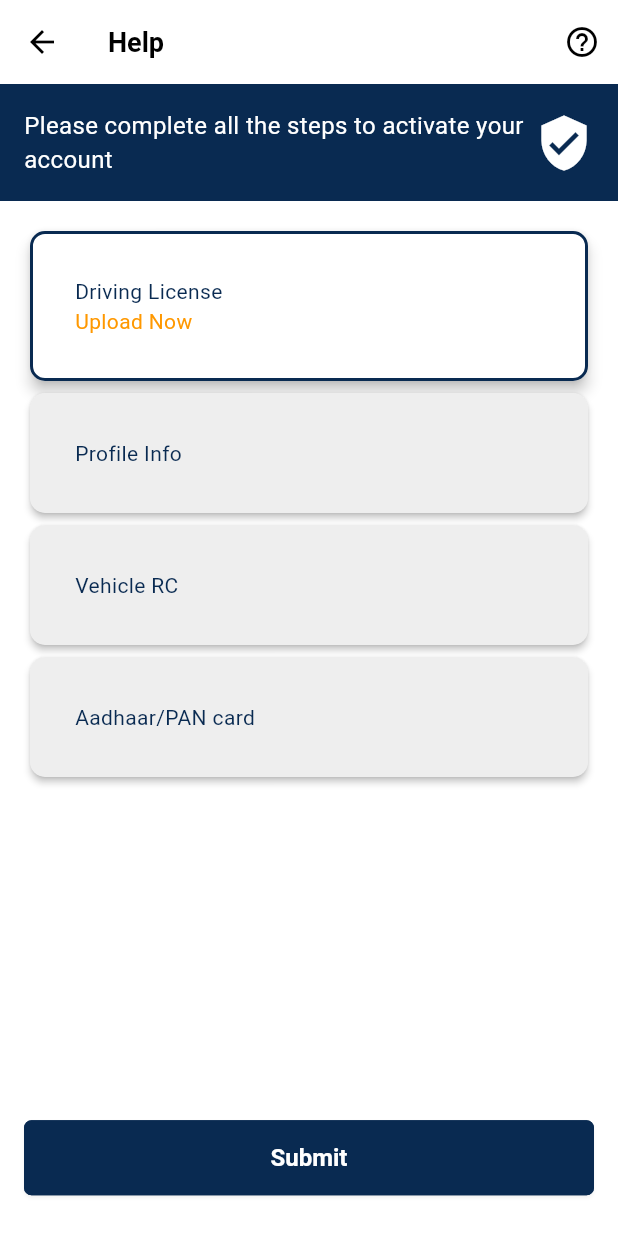
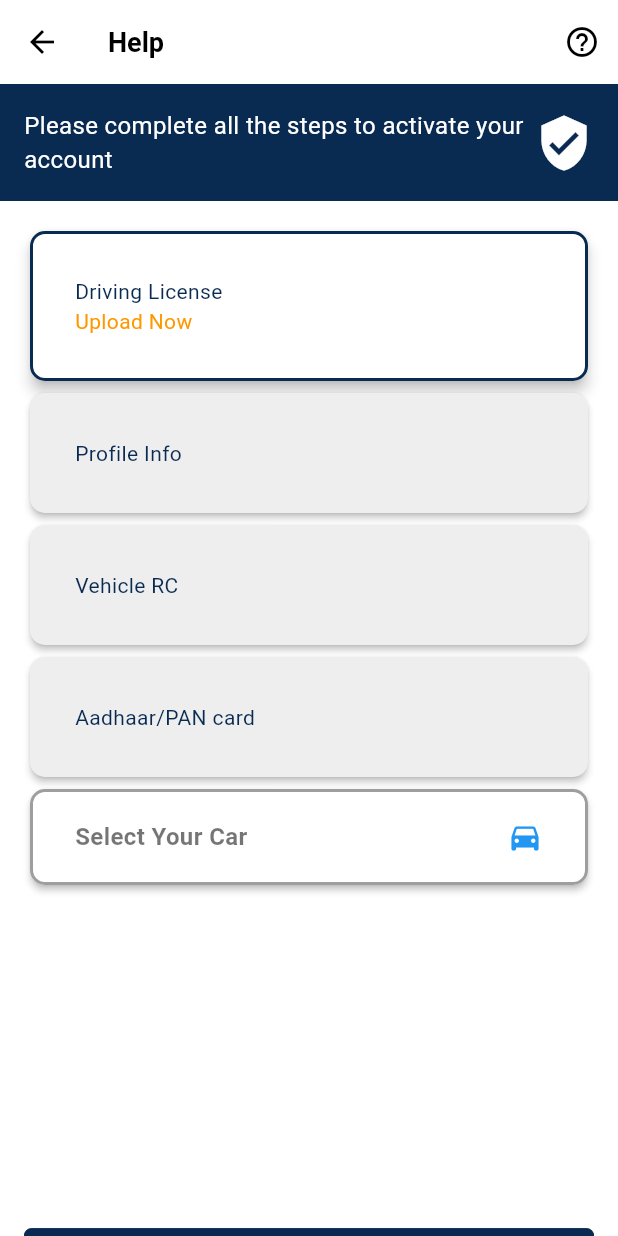
Before and after one commit to princeGithub999/Tripto-Driver, a Flutter app: the FormFillupScreen screen opened directly, on a phone screen of 412 x 824 dp. Run offline on Flutter 3.47's test engine with Material 3 defaults, Android fonts, the phone set to English and light mode, and no system bars; our stand-ins replace cloud_firestore, firebase_auth, firebase_core, firebase_storage, fluttertoast, geolocator and 9 more; accounts and stored records are empty.

Commit message:
remove some code

```diff
--- a/lib/utils/helpers/helper_functions.dart
+++ b/lib/utils/helpers/helper_functions.dart
@@ -38,7 +38,7 @@ class AppHelperFunctions {
 
     Timer(
       Duration(seconds: 3), () {
-     Provider.of<AuthProviderIn>(context,listen: false).checkLoginStatus();
+     Provider.of<AuthProviderIn>(context,listen: false).checkLoginStatus(context);
        },
     );
   }
--- a/lib/view/screen/profile_details_screen/form_fillup_screen.dart
+++ b/lib/view/screen/profile_details_screen/form_fillup_screen.dart
@@ -6,8 +6,7 @@ import 'package:tripto_driver/utils/constants/colors.dart';
 import 'package:tripto_driver/utils/helpers/helper_functions.dart';
 import 'package:tripto_driver/view_model/provider/auth_provider_in/auth_provider.dart';
 import 'package:tripto_driver/view_model/provider/from_provider/licence_provider.dart';
-
-
+import 'package:tripto_driver/view/screen/profile_details_screen/select_car.dart';
 
 class FormFillupScreen extends StatelessWidget {
   const FormFillupScreen({super.key});
@@ -25,7 +24,8 @@ class FormFillupScreen extends StatelessWidget {
             Navigator.pop(context);
           },
         ),
-        title: const Text("Help",
+        title: const Text(
+          "Help",
           style: TextStyle(color: Colors.black, fontWeight: FontWeight.bold),
         ),
         actions: [
@@ -67,6 +67,7 @@ class FormFillupScreen extends StatelessWidget {
                         _uploadCard(context, provider, "Profile Info"),
                         _uploadCard(context, provider, "Vehicle RC"),
                         _uploadCard(context, provider, "Aadhaar/PAN card"),
+                        _selectCarCard(context),
 
                         SizedBox(height: size.height * 0.2 + 60),
                         Consumer<FromProvider>(
@@ -78,8 +79,7 @@ class FormFillupScreen extends StatelessWidget {
                                 minimumSize: const Size(double.infinity, 50),
                               ),
                               onPressed: () {
-
-                                if(value.isDocumentFormComplete){
+                                if (value.isDocumentFormComplete) {
                                   var data = DriverDataModel(
                                     driverName: value.driverBankName.text,
                                     driverPhoneNumber: int.parse(value.driverPhone.text),
@@ -90,20 +90,26 @@ class FormFillupScreen extends StatelessWidget {
                                     driverAccountNumber: value.driverAccountNumber.text,
                                     driverIfscCode: value.driverIFSCCode.text,
                                     driverUpiCode: value.driverUPIID.text,
-                                      dlNumber: value.dlNumberContro.text);
+                                    dlNumber: value.dlNumberContro.text,
+                                  );
                                   authProvider.saveProfileData(data);
-                                }else{
+                                } else {
                                   AppHelperFunctions.showSnackBar('Please fill in all required fields!');
                                 }
-
                               },
-                              child: authProvider.isLoding ? CircularProgressIndicator(backgroundColor: Colors.white,
-
-                              ): const Text("Submit",style: TextStyle(color: Colors.white,fontWeight: FontWeight.bold,fontSize: AppSizes.buttomTextSize),),
+                              child: authProvider.isLoding
+                                  ? CircularProgressIndicator(backgroundColor: Colors.white)
+                                  : const Text(
+                                "Submit",
+                                style: TextStyle(
+                                  color: Colors.white,
+                                  fontWeight: FontWeight.bold,
+                                  fontSize: AppSizes.buttomTextSize,
+                                ),
+                              ),
                             );
                           },
                         ),
-
                       ],
                     );
                   },
@@ -135,7 +141,7 @@ class FormFillupScreen extends StatelessWidget {
             children: [
               Text(
                 title,
-                    style: TextStyle(color: isSelected ? AppColors.blue900 : AppColors.blue900),
+                style: TextStyle(color: AppColors.blue900),
               ),
               if (isSelected)
                 const Text(
@@ -148,4 +154,47 @@ class FormFillupScreen extends StatelessWidget {
       ),
     );
   }
+
+  Widget _selectCarCard(BuildContext context) {
+    return Consumer<FromProvider>(
+      builder: (context, carProvider, child) {
+        return GestureDetector(
+          onTap: () {
+            Navigator.push(
+              context,
+              MaterialPageRoute(builder: (context) => const SelectCar()),
+            );
+          },
+          child: Card(
+            elevation: 2,
+            shape: RoundedRectangleBorder(
+              borderRadius: BorderRadius.circular(10),
+              side: BorderSide(
+                color: carProvider?.selectedCar != null ? AppColors.blue900 : Colors.grey,
+                width: 2,
+              ),
+            ),
+            color: Colors.white,
+            child: Padding(
+              padding: const EdgeInsets.symmetric(vertical: 20, horizontal: 30),
+              child: Row(
+                mainAxisAlignment: MainAxisAlignment.spaceBetween,
+                children: [
+                  Text(
+                    carProvider.selectedCar ?? "Select Your Car",
+                    style: TextStyle(
+                      color: carProvider.selectedCar != null ? AppColors.blue900 : Colors.black54,
+                      fontSize: 16,
+                      fontWeight: FontWeight.bold,
+                    ),
+                  ),
+                  const Icon(Icons.directions_car, color: Colors.blue, size: 24),
+                ],
+              ),
+            ),
+          ),
+        );
+      },
+    );
   }
+}
--- a/lib/view/screen/profile_details_screen/vehicle_rc.dart
+++ b/lib/view/screen/profile_details_screen/vehicle_rc.dart
@@ -79,8 +79,6 @@ class VehicleRc extends StatelessWidget {
   Widget _buildSubmitButton(FromProvider provider, BuildContext context) {
     return ElevatedButton(
         onPressed: () async {
-
-
           var check = await provider.checkRcFeald();
           if(check){
             Fluttertoast.showToast(msg: 'hello');
--- a/lib/view_model/provider/from_provider/licence_provider.dart
+++ b/lib/view_model/provider/from_provider/licence_provider.dart
@@ -12,6 +12,26 @@ import '../../../view/screen/profile_details_screen/profile_screen.dart';
 import '../../../view/screen/profile_details_screen/vehicle_rc.dart';
 
 class FromProvider extends ChangeNotifier{
+
+  String? selectedCar;
+  List<String> carList = ['CAR', 'CNG CAR', 'AUTO', 'CNG AUTO','BIKE'];
+
+  void selectCar(String car) {
+    selectedCar = car;
+    notifyListeners();
+  }
+
+  Future<void> saveCarToDatabase() async {
+    if (selectedCar == null) {
+      Fluttertoast.showToast(msg: 'Please select a car');
+      return;
+    }
+
+    // Database save logic (yahan aap Firebase ya local DB ka code likh sakte hain)
+    Fluttertoast.showToast(msg: 'Car "$selectedCar" saved to database');
+
+    notifyListeners();
+  }
 
   TextEditingController dlNumberContro = TextEditingController();
   TextEditingController driverName = TextEditingController();
@@ -153,7 +173,11 @@ class FromProvider extends ChangeNotifier{
     }
 
     notifyListeners();
+
   }
+
+
+
   Future<bool> checkAadharCardImage() async {
     if (frontAadharCardImage == null && backAadharCardImage == null && penCardImage == null) {
       AppHelperFunctions.showSnackBar('Please upload Front, Back of Aadhar and PAN Card.');
--- a/lib/view_model/service/auth_service.dart
+++ b/lib/view_model/service/auth_service.dart
@@ -9,7 +9,7 @@ import 'package:tripto_driver/model/driver_data_model/driver_data_model.dart';
 
 class AuthService {
 
-  var crruntUserId = FirebaseAuth.instance.currentUser!.uid;
+  var crruntUserId = FirebaseAuth.instance.currentUser?.uid;
   final FirebaseAuth auth = FirebaseAuth.instance;
   final GoogleSignIn googleSignIn = GoogleSignIn();
   final FirebaseFirestore db = FirebaseFirestore.instance;
```
Also changed, not shown: lib/view_model/provider/auth_provider_in/auth_provider.dart (+4 -8 lines). Lines whose indentation alone changed are shown as unchanged.
